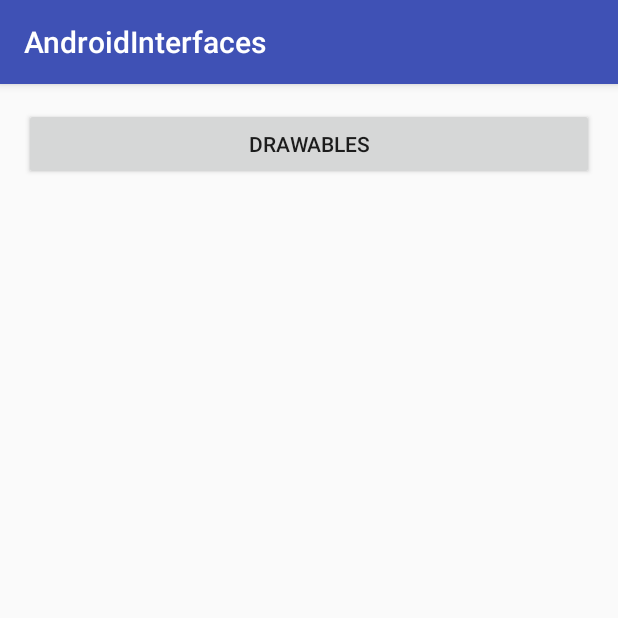
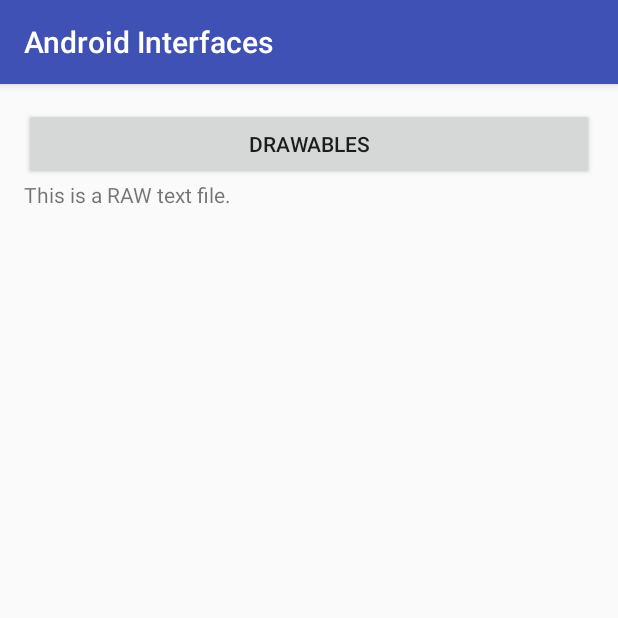
Before and after one commit to danvallejo/android-250, an Android app: the screen it shows after launch (MainActivity), on a phone screen of 412 x 824 dp, the top half of it. Run offline under Robolectric (Android 15) with nearby library versions, the phone set to English and light mode, and no system bars.

Commit message:
up to raw resources

```diff
--- /dev/null
+++ b/AndroidInterfaces/app/src/main/assets/files/test.txt
@@ -0,0 +1 @@
+This is an ASSET text file.
--- a/AndroidInterfaces/app/src/main/java/com/cstructor/androidinterfaces/MainActivity.java
+++ b/AndroidInterfaces/app/src/main/java/com/cstructor/androidinterfaces/MainActivity.java
@@ -1,9 +1,17 @@
 package com.cstructor.androidinterfaces;
 
+import android.app.Activity;
 import android.content.Intent;
+import android.content.res.AssetManager;
+import android.content.res.Resources;
 import android.support.v7.app.AppCompatActivity;
 import android.os.Bundle;
+import android.util.Log;
 import android.view.View;
+import android.widget.TextView;
+
+import java.io.IOException;
+import java.io.InputStream;
 
 public class MainActivity extends AppCompatActivity {
 
@@ -11,6 +19,56 @@ public class MainActivity extends AppCompatActivity {
     protected void onCreate(Bundle savedInstanceState) {
         super.onCreate(savedInstanceState);
         setContentView(R.layout.activity_main);
+
+
+        String text = getStringFromRaw(this);
+
+        TextView textView = (TextView)findViewById(R.id.uxTextView);
+        textView.setText(text);
+    }
+
+    private String getStringFromAssetFile(Activity activity) {
+        try {
+            AssetManager assetManager = activity.getAssets();
+
+            InputStream inputStream = assetManager.open("files/test.txt");
+
+            int size = inputStream.available();
+
+            byte[] buffer = new byte[size];
+
+            inputStream.read(buffer);
+
+            inputStream.close();
+
+            String text = new String(buffer);
+
+            Log.d("text", text);
+
+            return text;
+        } catch (IOException e) {
+            e.printStackTrace();
+        }
+
+        return null;
+    }
+
+    private String getStringFromRaw(Activity activity){
+        try {
+            Resources res = activity.getResources();
+            InputStream inputStream = res.openRawResource(R.raw.test);
+
+            byte[] buffer = new byte[inputStream.available()];
+            inputStream.read(buffer);
+            inputStream.close();
+
+            String text = new String(buffer);
+            Log.d("raw", text);
+            return text;
+        } catch (Exception e) {
+            e.printStackTrace();
+        }
+        return null;
     }
 
     public void onDrawables(View view){
--- a/AndroidInterfaces/app/src/main/res/layout/activity_main.xml
+++ b/AndroidInterfaces/app/src/main/res/layout/activity_main.xml
@@ -4,6 +4,7 @@
     android:id="@+id/activity_main"
     android:layout_width="match_parent"
     android:layout_height="match_parent"
+    android:orientation="vertical"
     android:paddingBottom="@dimen/activity_vertical_margin"
     android:paddingLeft="@dimen/activity_horizontal_margin"
     android:paddingRight="@dimen/activity_horizontal_margin"
@@ -15,4 +16,10 @@
        android:layout_width="match_parent"
        android:text="Drawables"
        android:onClick="onDrawables"></Button>
+
+   <TextView
+       android:id="@+id/uxTextView"
+       android:layout_width="match_parent"
+       android:layout_height="wrap_content"
+         />
 </LinearLayout>
--- /dev/null
+++ b/AndroidInterfaces/app/src/main/res/raw/test.txt
@@ -0,0 +1 @@
+This is a RAW text file.
```
Also changed, not shown: AndroidInterfaces/app/src/main/res/values/strings.xml (+6 -1 lines), AndroidInterfaces/app/src/main/res/drawable/button_pressed.9.png (added), AndroidInterfaces/app/src/main/res/drawable/ic_android2.9.png (added).
